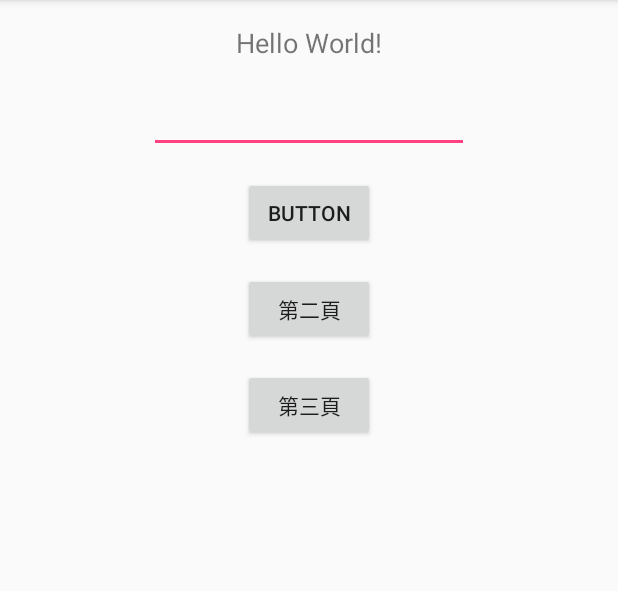
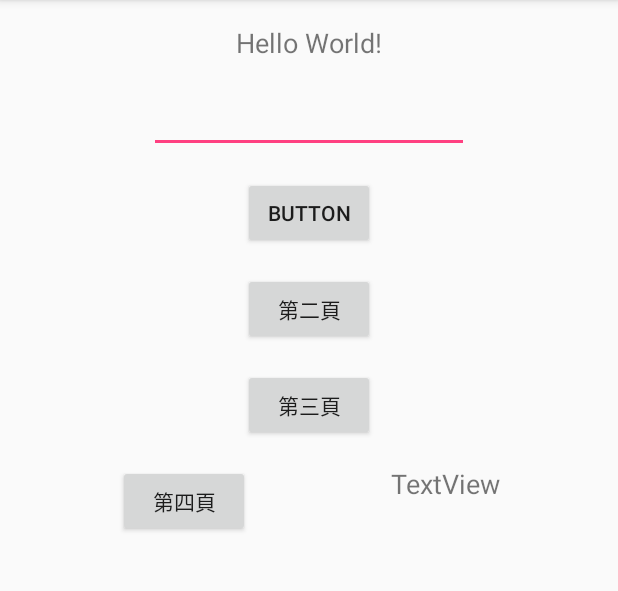
Before and after one commit to shiaoshia/ex2017122801, an Android app: the screen it shows after launch (MainActivity), on a phone screen of 412 x 824 dp, the part 84-675 px from its top. Run offline under Robolectric (Android 15) with nearby library versions, the phone set to English and light mode, and no system bars.

Commit message:
第四頁

```diff
--- a/app/src/main/AndroidManifest.xml
+++ b/app/src/main/AndroidManifest.xml
@@ -17,7 +17,8 @@
             </intent-filter>
         </activity>
         <activity android:name=".Sec2Activity" />
-        <activity android:name=".thr3Activity"></activity>
+        <activity android:name=".thr3Activity" />
+        <activity android:name=".for4Activity"></activity>
     </application>
 
 </manifest>
--- a/app/src/main/res/layout/activity_main.xml
+++ b/app/src/main/res/layout/activity_main.xml
@@ -72,4 +72,30 @@
         app:layout_constraintStart_toStartOf="parent"
         app:layout_constraintTop_toBottomOf="@+id/button3" />
 
+    <Button
+        android:id="@+id/button9"
+        android:layout_width="wrap_content"
+        android:layout_height="wrap_content"
+        android:layout_marginEnd="16dp"
+        android:layout_marginStart="16dp"
+        android:layout_marginTop="16dp"
+        android:onClick="onClick4"
+        android:text="第四頁"
+        app:layout_constraintEnd_toStartOf="@+id/textView3"
+        app:layout_constraintStart_toStartOf="parent"
+        app:layout_constraintTop_toBottomOf="@+id/button2" />
+
+    <TextView
+        android:id="@+id/textView3"
+        android:layout_width="wrap_content"
+        android:layout_height="wrap_content"
+        android:layout_marginEnd="16dp"
+        android:layout_marginStart="16dp"
+        android:layout_marginTop="16dp"
+        android:text="TextView"
+        android:textSize="18sp"
+        app:layout_constraintEnd_toEndOf="parent"
+        app:layout_constraintStart_toEndOf="@+id/button9"
+        app:layout_constraintTop_toBottomOf="@+id/button2" />
+
 </android.support.constraint.ConstraintLayout>
```
Also changed, not shown: app/src/main/java/tw/com/shiaoshia/ex2017122801/MainActivity.java (+26 -8 lines), app/src/main/java/tw/com/shiaoshia/ex2017122801/for4Activity.java (added, +31 -0 lines), app/src/main/res/layout/activity_for4.xml (added, +49 -0 lines).
